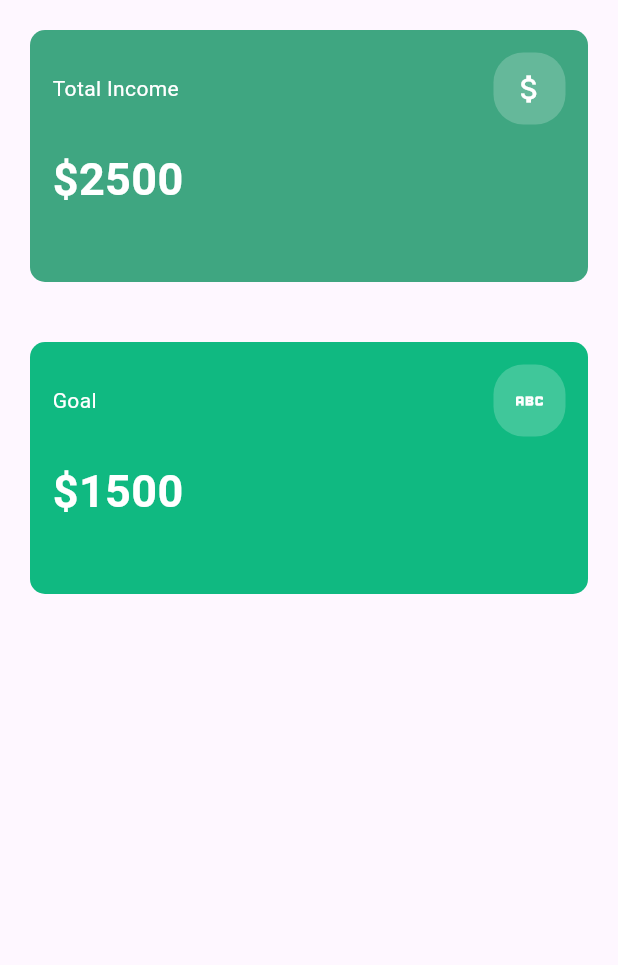
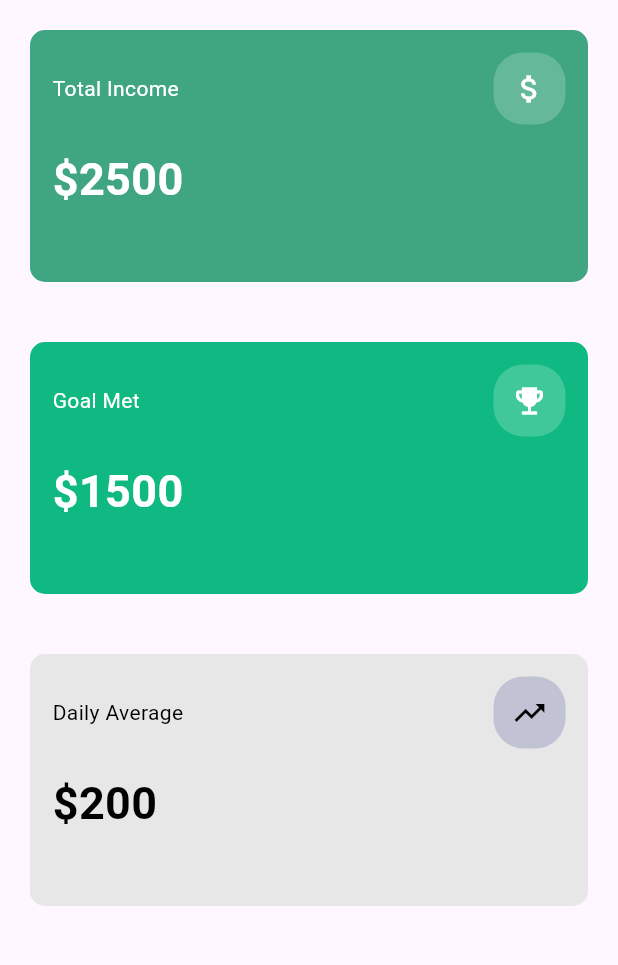
Before and after one commit to Jesus-Borda/Daily_Income, a Flutter app: the screen it shows after launch, on a phone screen of 412 x 824 dp, the part 105-1070 px from its top. Run offline on Flutter 3.47's test engine with Material 3 defaults, Android fonts, the light colour scheme and no system bars.

Commit message:
correccion Cards

```diff
--- a/lib/src/app.dart
+++ b/lib/src/app.dart
@@ -1,6 +1,7 @@
 import 'package:flutter/material.dart';
 import 'widget/custom_app_bar.dart';
 import 'widget/cards.dart';
+
 class MainApp extends StatelessWidget {
   const MainApp({super.key});
 
@@ -18,15 +19,42 @@ class MainApp extends StatelessWidget {
                 backColor: Color(0xFF3FA681),
                 backColorIcon: Color(0xFF65b89a),
                 iconbt: Icon(Icons.attach_money_outlined),
-                  title: "Total Income",
-                  txCentral: "\$2500",
+                title: Text(
+                  "Total Income",
+                  style: TextStyle(fontSize: 14, color: Colors.white),
+                ),
+                txCentral: Text(
+                  "\$2500",
+                  style: TextStyle(
+                    fontSize: 30,
+                    fontWeight: FontWeight.bold,
+                    color: Colors.white,
+                  ),
+                ),
               ),
               Cards(
                 backColor: Color(0xFF10b981),
                 backColorIcon: Color(0xFF40c79a),
-                  iconbt: Icon(Icons.abc_outlined),
-                  title: "Goal",
-                  txCentral: "\$1500",
+                iconbt: Icon(Icons.emoji_events),
+                title: Text("Goal Met", style: TextStyle(fontSize: 14, color: Colors.white)),
+                txCentral: Text("\$1500",
+                style: TextStyle(
+                    fontSize: 30,
+                    fontWeight: FontWeight.bold,
+                    color: Colors.white,
+                  ),),
+              ),
+              Cards(
+                backColor: Color.fromARGB(255, 231, 231, 231),
+                backColorIcon: Color.fromARGB(255, 194, 194, 213),
+                iconbt: Icon(Icons.trending_up, color: Colors.black),
+                title: Text("Daily Average", style: TextStyle(fontSize: 14, color: const Color.fromARGB(255, 0, 0, 0))),
+                txCentral: Text("\$200",
+                style: TextStyle(
+                    fontSize: 30,
+                    fontWeight: FontWeight.bold,
+                    color: const Color.fromARGB(255, 0, 0, 0),
+                  ),),
               ),
             ],
           ),
--- a/lib/src/widget/cards.dart
+++ b/lib/src/widget/cards.dart
@@ -8,6 +8,7 @@ class Cards extends StatelessWidget {
     required this.backColorIcon,
     required this.iconbt,
     required this.title,
+
     required this.txCentral,
 
     this.dwnTx,
@@ -18,8 +19,8 @@ class Cards extends StatelessWidget {
   final Color backColor ;
   final Color backColorIcon ;
   final Icon iconbt;
-  final String title ;
-  final String txCentral ;
+  final Text title ;
+  final Text txCentral ;
   final String? dwnTx;
 
   @override
@@ -39,10 +40,9 @@ class Cards extends StatelessWidget {
             child: Row(
               mainAxisAlignment: MainAxisAlignment.spaceBetween,
               children: [
-                Text(
+
                   title,
-                  style: TextStyle(fontSize: 14, color: Colors.white),
-                ),
+
                 Container(
                   decoration: BoxDecoration(
                     borderRadius: BorderRadius.circular(20),
@@ -59,14 +59,10 @@ class Cards extends StatelessWidget {
           ),
           Padding(
             padding: const EdgeInsets.only(left: 15.0),
-            child: Text(txCentral,
-            style: TextStyle(
-              fontSize: 30,
-              fontWeight: FontWeight.bold,
-              color: Colors.white,
+            child: txCentral,
+
             ),
-            ),
-          ),
+
           Padding(
             padding: const EdgeInsets.all(15.0),
             child: Text(dwnTx ?? '',
```
Lines whose indentation alone changed are shown as unchanged.
